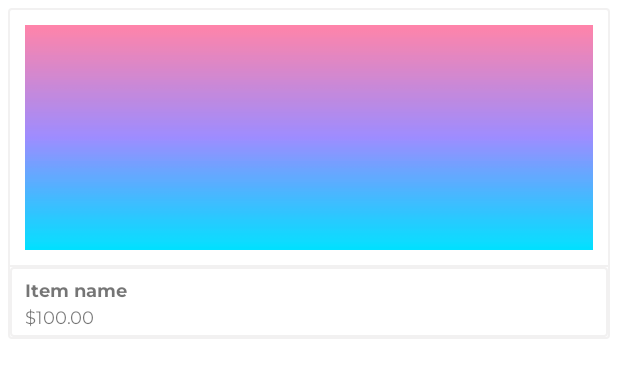
After one commit to TerraNova4697/ETerra, an Android app: the layout item_dashboard_product.xml on its own in the app's theme, with its tools: preview values and no code run, on a phone screen of 412 x 824 dp. The commit adds this screen. Shown: the top 378 px of the screen. Run offline under Robolectric (Android 15) with nearby library versions, the phone set to English and light mode, and no system bars.

Commit message:
Dashboard fragment ui is completed

```diff
--- /dev/null
+++ b/app/src/main/res/drawable/item_dashboard_background.xml
@@ -0,0 +1,11 @@
+<?xml version="1.0" encoding="utf-8"?>
+<shape xmlns:android="http://schemas.android.com/apk/res/android" android:shape="rectangle">
+
+    <solid android:color="@color/white"/>
+
+    <stroke android:width="@dimen/grey_border_stroke_size"
+        android:color="@color/colorLightGrey"/>
+
+    <corners android:radius="@dimen/grey_border_radius"/>
+
+</shape>
--- /dev/null
+++ b/app/src/main/res/layout/item_dashboard_product.xml
@@ -0,0 +1,65 @@
+<?xml version="1.0" encoding="utf-8"?>
+<RelativeLayout xmlns:android="http://schemas.android.com/apk/res/android"
+    android:layout_width="match_parent"
+    android:layout_height="wrap_content"
+    xmlns:tools="http://schemas.android.com/tools"
+    android:layout_margin="@dimen/item_dashboard_margin"
+    android:background="@drawable/item_dashboard_background"
+    android:gravity="center"
+    android:orientation="vertical"
+    android:padding="@dimen/item_dashboard_padding">
+
+    <ImageView
+        android:id="@+id/iv_dashboard_item_image"
+        android:layout_width="match_parent"
+        android:layout_height="@dimen/item_dashboard_image_height"
+        android:layout_marginStart="@dimen/item_dashboard_image_margin"
+        android:layout_marginTop="@dimen/item_dashboard_image_margin"
+        android:layout_marginEnd="@dimen/item_dashboard_image_margin"
+        android:layout_marginBottom="@dimen/item_dashboard_image_margin"
+        android:background="@color/colorImageBackground"
+        android:contentDescription="@string/content_description"
+        android:minHeight="@dimen/item_dashboard_image_height"
+        android:scaleType="fitXY"
+        android:src="@drawable/img_splash_background" />
+
+    <View
+        android:id="@+id/divider"
+        android:layout_width="match_parent"
+        android:layout_height="@dimen/divider_height"
+        android:layout_below="@id/iv_dashboard_item_image"
+        android:background="@color/colorLightGrey"/>
+
+    <LinearLayout
+        android:id="@+id/ll_dashboard_item_details"
+        android:layout_width="match_parent"
+        android:layout_height="wrap_content"
+        android:layout_below="@id/divider"
+        android:background="@drawable/item_dashboard_background"
+        android:orientation="vertical"
+        android:paddingStart="@dimen/dashboard_item_padding_start_end"
+        android:paddingEnd="@dimen/dashboard_item_padding_start_end"
+        android:paddingTop="@dimen/dashboard_item_padding_top_bottom"
+        android:paddingBottom="@dimen/dashboard_item_padding_top_bottom">
+
+        <com.example.eterra.utils.customviews.ETBoldTextView
+            android:id="@+id/tv_dashboard_item_title"
+            android:layout_width="match_parent"
+            android:layout_height="wrap_content"
+            android:layout_marginTop="@dimen/dashboard_item_price_margin_top"
+            android:textSize="@dimen/dashboard_item_text_size"
+            android:textStyle="bold"
+            tools:text="Item name"/>
+
+        <com.example.eterra.utils.customviews.ETTextView
+            android:id="@+id/tv_dashboard_item_price"
+            android:layout_width="match_parent"
+            android:layout_height="wrap_content"
+            android:layout_marginTop="@dimen/dashboard_item_price_margin_top"
+            android:textSize="@dimen/dashboard_item_text_size"
+            android:textStyle="bold"
+            tools:text="$100.00"/>
+
+    </LinearLayout>
+
+</RelativeLayout>
--- a/app/src/main/res/values/dimens.xml
+++ b/app/src/main/res/values/dimens.xml
@@ -48,4 +48,14 @@
     <dimen name="rv_item_price_margin_top">2dp</dimen>
     <dimen name="rv_item_price_text_size">12sp</dimen>
 
+    <dimen name="item_dashboard_margin">5dp</dimen>
+    <dimen name="item_dashboard_padding">1dp</dimen>
+    <dimen name="item_dashboard_image_height">150dp</dimen>
+    <dimen name="item_dashboard_image_margin">10dp</dimen>
+    <dimen name="divider_height">1dp</dimen>
+    <dimen name="dashboard_item_padding_start_end">10dp</dimen>
+    <dimen name="dashboard_item_padding_top_bottom">5dp</dimen>
+    <dimen name="dashboard_item_text_size">12sp</dimen>
+    <dimen name="dashboard_item_price_margin_top">2dp</dimen>
+
 </resources>
```
Also changed, not shown: app/src/main/java/com/example/eterra/ui/adapters/DashboardListAdapter.kt (added, +55 -0 lines), app/src/main/java/com/example/eterra/ui/dashboard/DashboardFragment.kt (+28 -0 lines).
